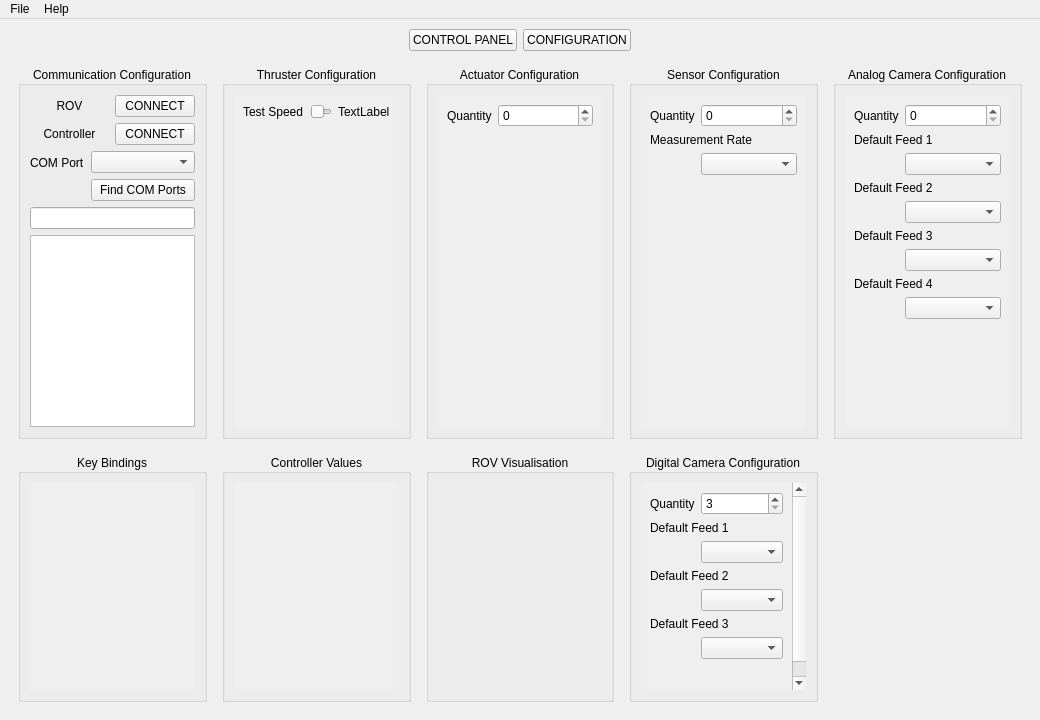
This is gui.ui in AvalonROV/ROV_SW_GUI_2020 as Qt 5 draws it before an edit. The edited form follows.
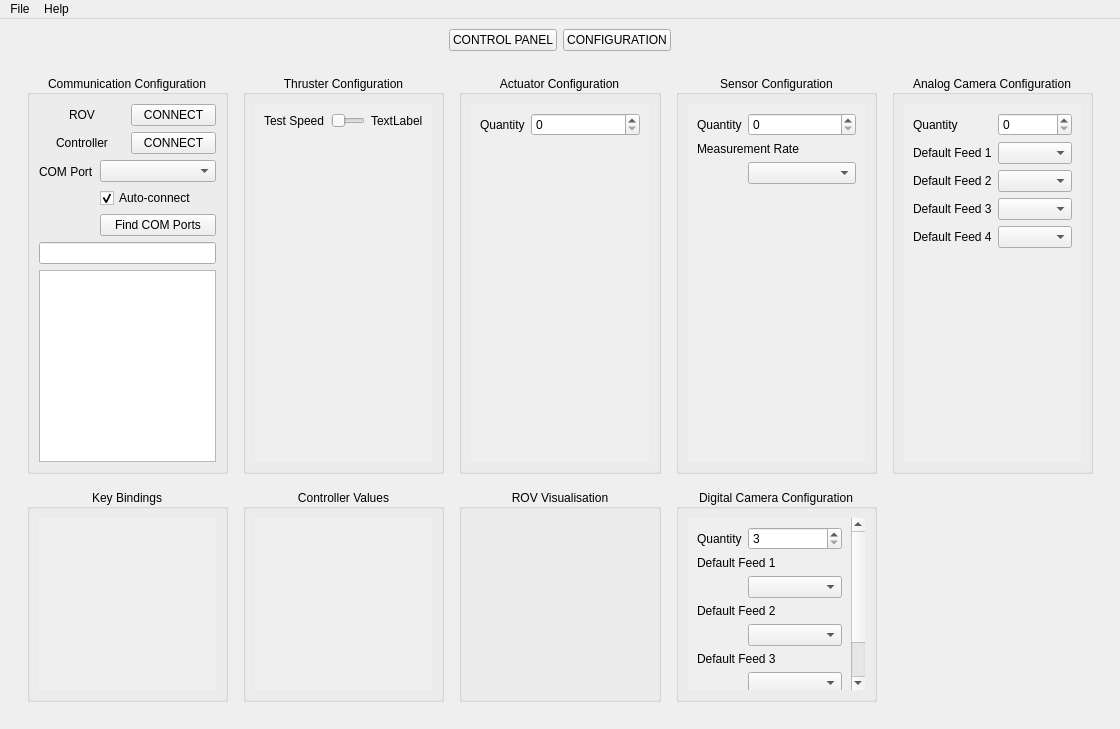
This is the edited form. The open tabs and pages were chosen to show the change.

Commit message: Configuration tab grid layout is re-orders its self to make all content clearly visible when the windows size if change. For example, the number of columns reduces from 5 to 4 when the program width is reduced. Toggle added for auto connect (issue #31, allowing pilot to manually select COM port to connect to.

```diff
--- a/gui.ui
+++ b/gui.ui
@@ -6,8 +6,8 @@
    <rect>
     <x>0</x>
     <y>0</y>
-    <width>1040</width>
-    <height>720</height>
+    <width>1120</width>
+    <height>729</height>
    </rect>
   </property>
   <property name="windowTitle">
@@ -388,7 +388,7 @@
                  <x>0</x>
                  <y>0</y>
                  <width>180</width>
-                 <height>627</height>
+                 <height>636</height>
                 </rect>
                </property>
                <layout class="QGridLayout" name="gridLayout_10">
@@ -1045,8 +1045,8 @@
                        <rect>
                         <x>0</x>
                         <y>0</y>
-                        <width>98</width>
-                        <height>28</height>
+                        <width>53</width>
+                        <height>16</height>
                        </rect>
                       </property>
                      </widget>
@@ -1149,12 +1149,36 @@
       <widget class="QWidget" name="page_2">
        <layout class="QGridLayout" name="gridLayout_2">
         <item row="0" column="0">
-         <layout class="QGridLayout" name="gridLayout_9" rowstretch="1,1" columnstretch="1,1,1,1,1">
+         <widget class="QScrollArea" name="scrollArea_7">
+          <property name="frameShape">
+           <enum>QFrame::NoFrame</enum>
+          </property>
+          <property name="lineWidth">
+           <number>0</number>
+          </property>
+          <property name="horizontalScrollBarPolicy">
+           <enum>Qt::ScrollBarAlwaysOff</enum>
+          </property>
+          <property name="widgetResizable">
+           <bool>true</bool>
+          </property>
+          <widget class="QWidget" name="scrollAreaWidgetContents_10">
+           <property name="geometry">
+            <rect>
+             <x>0</x>
+             <y>0</y>
+             <width>1092</width>
+             <height>650</height>
+            </rect>
+           </property>
+           <layout class="QGridLayout" name="gridLayout_45">
+            <item row="0" column="0">
+             <layout class="QGridLayout" name="config_grid_layout" rowstretch="1,1" columnstretch="1,1,1,1,1">
           <property name="spacing">
            <number>15</number>
           </property>
           <item row="0" column="4">
-           <widget class="QGroupBox" name="group_box_camera_config">
+               <widget class="QGroupBox" name="group_box_analog_camera_config">
             <property name="title">
              <string>Analog Camera Configuration</string>
             </property>
@@ -1183,7 +1207,7 @@
                  <rect>
                   <x>0</x>
                   <y>0</y>
-                  <width>174</width>
+                      <width>187</width>
                   <height>319</height>
                  </rect>
                 </property>
@@ -1280,7 +1304,7 @@
            </widget>
           </item>
           <item row="1" column="3">
-           <widget class="QGroupBox" name="group_box_camera_config_2">
+               <widget class="QGroupBox" name="group_box_digital_camera_config">
             <property name="title">
              <string>Digital Camera Configuration</string>
             </property>
@@ -1309,8 +1333,8 @@
                  <rect>
                   <x>0</x>
                   <y>0</y>
-                  <width>174</width>
-                  <height>249</height>
+                      <width>187</width>
+                      <height>244</height>
                  </rect>
                 </property>
                 <layout class="QGridLayout" name="gridLayout_44">
@@ -1332,6 +1356,9 @@
                    <property name="rowWrapPolicy">
                     <enum>QFormLayout::WrapLongRows</enum>
                    </property>
+                       <property name="labelAlignment">
+                        <set>Qt::AlignCenter</set>
+                       </property>
                   </layout>
                  </item>
                  <item row="0" column="0">
@@ -1451,6 +1478,13 @@
                </item>
               </layout>
              </item>
+                 <item row="3" column="0">
+                  <widget class="QPlainTextEdit" name="config_terminal">
+                   <property name="readOnly">
+                    <bool>true</bool>
+                   </property>
+                  </widget>
+                 </item>
              <item row="1" column="0">
               <layout class="QFormLayout" name="formLayout_7">
                <property name="rowWrapPolicy">
@@ -1468,13 +1502,23 @@
                  <item row="0" column="0">
                   <widget class="QComboBox" name="config_com_port_list"/>
                  </item>
-                 <item row="1" column="0">
+                     <item row="2" column="0">
                   <widget class="QPushButton" name="config_find_com_ports">
                    <property name="text">
                     <string>Find COM Ports</string>
                    </property>
                   </widget>
                  </item>
+                     <item row="1" column="0">
+                      <widget class="QCheckBox" name="config_auto_connect">
+                       <property name="text">
+                        <string>Auto-connect</string>
+                       </property>
+                       <property name="checked">
+                        <bool>true</bool>
+                       </property>
+                      </widget>
+                     </item>
                 </layout>
                </item>
               </layout>
@@ -1482,13 +1526,6 @@
              <item row="2" column="0">
               <widget class="QLineEdit" name="config_terminal_send"/>
              </item>
-             <item row="3" column="0">
-              <widget class="QPlainTextEdit" name="config_terminal">
-               <property name="readOnly">
-                <bool>true</bool>
-               </property>
-              </widget>
-             </item>
             </layout>
            </widget>
           </item>
@@ -1543,8 +1580,8 @@
                  <rect>
                   <x>0</x>
                   <y>0</y>
-                  <width>174</width>
-                  <height>249</height>
+                      <width>187</width>
+                      <height>244</height>
                  </rect>
                 </property>
                 <layout class="QGridLayout" name="gridLayout_27">
@@ -1553,6 +1590,9 @@
                    <property name="rowWrapPolicy">
                     <enum>QFormLayout::WrapLongRows</enum>
                    </property>
+                       <property name="labelAlignment">
+                        <set>Qt::AlignCenter</set>
+                       </property>
                   </layout>
                  </item>
                 </layout>
@@ -1598,8 +1638,8 @@
                  <rect>
                   <x>0</x>
                   <y>0</y>
-                  <width>174</width>
-                  <height>249</height>
+                      <width>187</width>
+                      <height>244</height>
                  </rect>
                 </property>
                 <layout class="QGridLayout" name="gridLayout_17">
@@ -1662,7 +1702,7 @@
                  <rect>
                   <x>0</x>
                   <y>0</y>
-                  <width>174</width>
+                      <width>188</width>
                   <height>319</height>
                  </rect>
                 </property>
@@ -1672,6 +1712,9 @@
                    <property name="rowWrapPolicy">
                     <enum>QFormLayout::WrapLongRows</enum>
                    </property>
+                       <property name="labelAlignment">
+                        <set>Qt::AlignCenter</set>
+                       </property>
                   </layout>
                  </item>
                  <item row="2" column="0">
@@ -1757,7 +1800,7 @@
                  <rect>
                   <x>0</x>
                   <y>0</y>
-                  <width>174</width>
+                      <width>187</width>
                   <height>319</height>
                  </rect>
                 </property>
@@ -1857,7 +1900,7 @@
                  <rect>
                   <x>0</x>
                   <y>0</y>
-                  <width>174</width>
+                      <width>187</width>
                   <height>319</height>
                  </rect>
                 </property>
@@ -1898,6 +1941,9 @@
                    <property name="rowWrapPolicy">
                     <enum>QFormLayout::WrapLongRows</enum>
                    </property>
+                       <property name="labelAlignment">
+                        <set>Qt::AlignCenter</set>
+                       </property>
                   </layout>
                  </item>
                  <item row="2" column="0">
@@ -1928,12 +1974,16 @@
     </item>
    </layout>
   </widget>
+     </widget>
+    </item>
+   </layout>
+  </widget>
   <widget class="QMenuBar" name="menubar">
    <property name="geometry">
     <rect>
      <x>0</x>
      <y>0</y>
-     <width>1040</width>
+     <width>1120</width>
      <height>21</height>
     </rect>
    </property>
```
Lines whose indentation alone changed are shown as unchanged. The commit also changes 3 other files.
